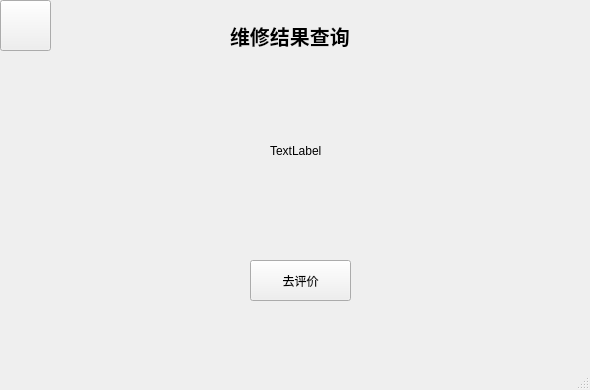
Before: the Qt Designer form mainwindow5.ui in code-aifarmer/Home-appliance-information-management-system-, drawn with Qt 5.
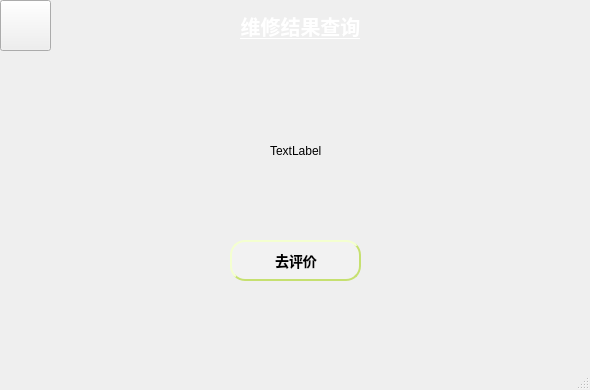
After: the same form once the commit is applied. Icons and pictures are not drawn.

```diff
--- a/mainwindow5.ui
+++ b/mainwindow5.ui
@@ -13,14 +13,19 @@
   <property name="windowTitle">
    <string>MainWindow</string>
   </property>
+  <property name="styleSheet">
+   <string notr="true">
+ background-color: qlineargradient(x1:0, y1:0, x2:1, y2:1,
+stop:0 #ffffff,stop:1 #ffffff);</string>
+  </property>
   <widget class="QWidget" name="centralwidget">
    <widget class="QLabel" name="label">
     <property name="geometry">
      <rect>
-      <x>230</x>
-      <y>20</y>
-      <width>131</width>
-      <height>31</height>
+      <x>0</x>
+      <y>0</y>
+      <width>601</width>
+      <height>51</height>
      </rect>
     </property>
     <property name="font">
@@ -28,21 +33,60 @@
       <pointsize>15</pointsize>
       <weight>75</weight>
       <bold>true</bold>
+      <underline>true</underline>
      </font>
     </property>
+    <property name="styleSheet">
+     <string notr="true">
+ background-color: qlineargradient(x1:0, y1:0, x2:1, y2:1,
+stop:0 #91c46c,stop:1#91c46c);
+ 
+color: white; </string>
+    </property>
     <property name="text">
      <string>维修结果查询</string>
     </property>
+    <property name="alignment">
+     <set>Qt::AlignCenter</set>
+    </property>
    </widget>
    <widget class="QPushButton" name="pushButton">
     <property name="geometry">
      <rect>
-      <x>250</x>
-      <y>260</y>
-      <width>101</width>
+      <x>230</x>
+      <y>240</y>
+      <width>131</width>
       <height>41</height>
      </rect>
     </property>
+    <property name="styleSheet">
+     <string notr="true">QPushButton:hover {
+background-color: #91c46c;
+
+}
+
+QPushButton {
+background-color: #ffffff;
+color: #ffffff;
+color: black;
+                    /* 文字颜色 */
+background-color: #f2f2f2;       /* 背景色 */
+border-style: outset;            /* 边框风格 */
+border-width: 2px;               /* 边框宽度 */
+border-radius: 5px;              /* 边框圆角 */
+border-color: #c6e070;           /* 边框颜色 */
+font: bold 14px;                 /* 字体 */
+min-width: 2em;                  /* 控件最小宽度 */
+min-height: 2px;                 /* 控件最小高度 */
+font-family: 宋体;            /* 字库 */
+padding: 5px;                    /* 内边距 */
+padding-left:6px;                /* 文字横向偏移 */
+padding-top:6px;                 /* 文字纵向偏移 */
+border-radius:15px
+}
+
+</string>
+    </property>
     <property name="text">
      <string>去评价</string>
     </property>
```
Left out of the diff: 105 changed lines with no effect on the pictures.
